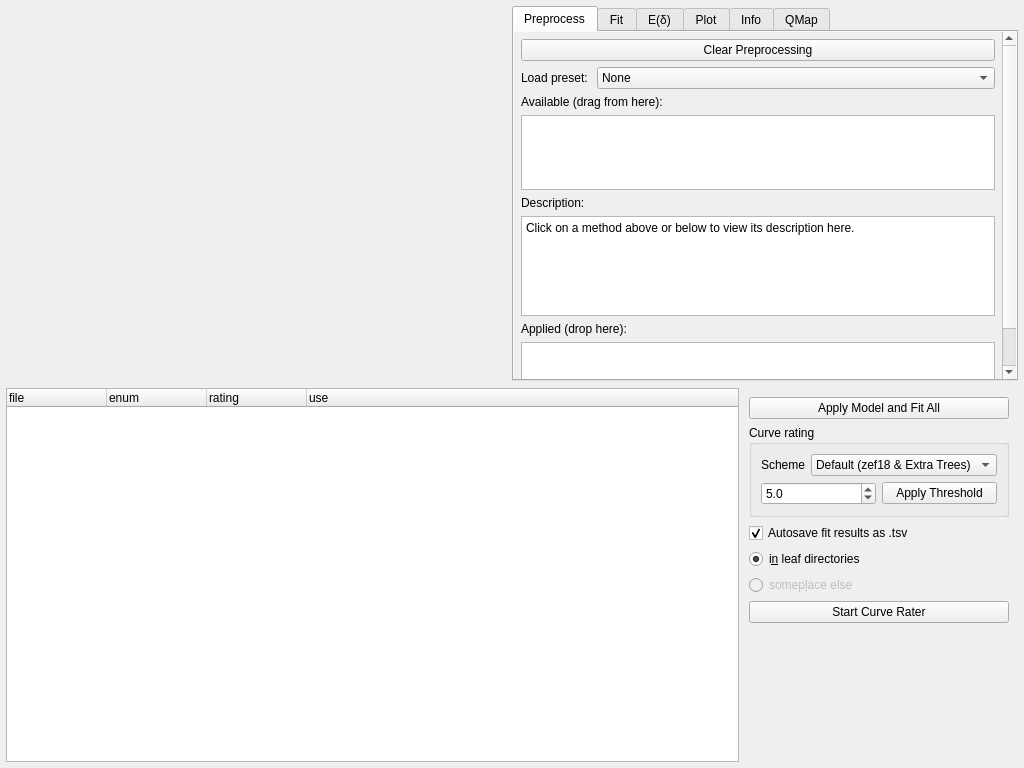
Before: the Qt Designer form pyjibe/fd/base_design.ui in AFM-analysis/PyJibe, drawn with Qt 5.
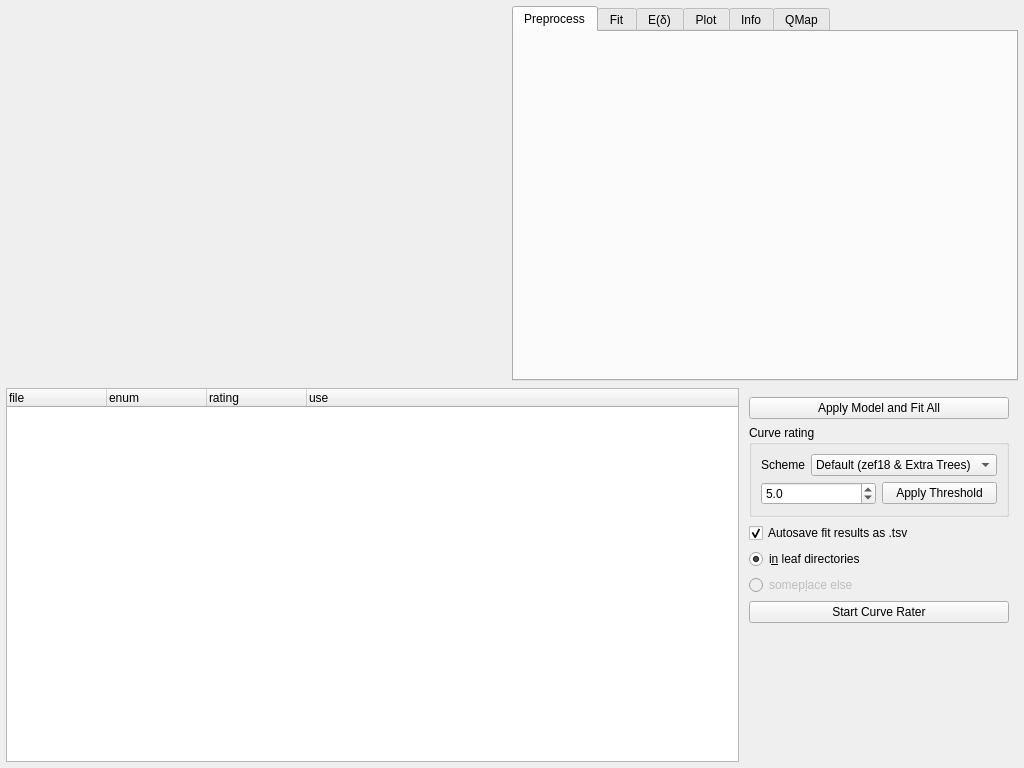
After: the same form once the commit is applied. The open tabs and pages were chosen to show the change. Custom widgets are drawn as their Qt base class.

Commit message: ref: move preprocessing to separate class

```diff
--- a/pyjibe/fd/base_design.ui
+++ b/pyjibe/fd/base_design.ui
@@ -126,199 +126,6 @@
           <property name="bottomMargin">
            <number>0</number>
           </property>
-          <item>
-           <widget class="QScrollArea" name="scrollArea_2">
-            <property name="frameShape">
-             <enum>QFrame::NoFrame</enum>
-            </property>
-            <property name="frameShadow">
-             <enum>QFrame::Plain</enum>
-            </property>
-            <property name="lineWidth">
-             <number>0</number>
-            </property>
-            <property name="widgetResizable">
-             <bool>true</bool>
-            </property>
-            <widget class="QWidget" name="scrollAreaWidgetContents">
-             <property name="geometry">
-              <rect>
-               <x>0</x>
-               <y>0</y>
-               <width>502</width>
-               <height>410</height>
-              </rect>
-             </property>
-             <layout class="QVBoxLayout" name="verticalLayout_5">
-              <property name="spacing">
-               <number>6</number>
-              </property>
-              <property name="leftMargin">
-               <number>7</number>
-              </property>
-              <property name="topMargin">
-               <number>7</number>
-              </property>
-              <property name="rightMargin">
-               <number>7</number>
-              </property>
-              <property name="bottomMargin">
-               <number>7</number>
-              </property>
-              <item>
-               <widget class="QPushButton" name="btn_clear_preproc">
-                <property name="text">
-                 <string>Clear Preprocessing</string>
-                </property>
-               </widget>
-              </item>
-              <item>
-               <layout class="QGridLayout" name="gridLayout">
-                <property name="sizeConstraint">
-                 <enum>QLayout::SetMinimumSize</enum>
-                </property>
-                <item row="0" column="0">
-                 <widget class="QLabel" name="label_7">
-                  <property name="sizePolicy">
-                   <sizepolicy hsizetype="Preferred" vsizetype="Fixed">
-                    <horstretch>0</horstretch>
-                    <verstretch>0</verstretch>
-                   </sizepolicy>
-                  </property>
-                  <property name="text">
-                   <string>Load preset: </string>
-                  </property>
-                 </widget>
-                </item>
-                <item row="0" column="1">
-                 <widget class="QComboBox" name="cb_preproc_presel">
-                  <property name="sizePolicy">
-                   <sizepolicy hsizetype="Expanding" vsizetype="Fixed">
-                    <horstretch>0</horstretch>
-                    <verstretch>0</verstretch>
-                   </sizepolicy>
-                  </property>
-                  <item>
-                   <property name="text">
-                    <string notr="true">None</string>
-                   </property>
-                  </item>
-                 </widget>
-                </item>
-               </layout>
-              </item>
-              <item>
-               <widget class="QLabel" name="label_9">
-                <property name="text">
-                 <string>Available (drag from here):</string>
-                </property>
-               </widget>
-              </item>
-              <item>
-               <widget class="QListWidget" name="list_preproc_available">
-                <property name="sizePolicy">
-                 <sizepolicy hsizetype="Expanding" vsizetype="Minimum">
-                  <horstretch>0</horstretch>
-                  <verstretch>0</verstretch>
-                 </sizepolicy>
-                </property>
-                <property name="minimumSize">
-                 <size>
-                  <width>0</width>
-                  <height>75</height>
-                 </size>
-                </property>
-                <property name="maximumSize">
-                 <size>
-                  <width>16777215</width>
-                  <height>120</height>
-                 </size>
-                </property>
-                <property name="dragEnabled">
-                 <bool>true</bool>
-                </property>
-                <property name="dragDropMode">
-                 <enum>QAbstractItemView::DragOnly</enum>
-                </property>
-               </widget>
-              </item>
-              <item>
-               <widget class="QLabel" name="label_8">
-                <property name="text">
-                 <string>Description:</string>
-                </property>
-               </widget>
-              </item>
-              <item>
-               <widget class="QPlainTextEdit" name="text_preprocessing">
-                <property name="enabled">
-                 <bool>true</bool>
-                </property>
-                <property name="sizePolicy">
-                 <sizepolicy hsizetype="Expanding" vsizetype="Expanding">
-                  <horstretch>0</horstretch>
-                  <verstretch>0</verstretch>
-                 </sizepolicy>
-                </property>
-                <property name="minimumSize">
-                 <size>
-                  <width>0</width>
-                  <height>100</height>
-                 </size>
-                </property>
-                <property name="maximumSize">
-                 <size>
-                  <width>16777215</width>
-                  <height>900</height>
-                 </size>
-                </property>
-                <property name="readOnly">
-                 <bool>true</bool>
-                </property>
-                <property name="plainText">
-                 <string>Click on a method above or below to view its description here.</string>
-                </property>
-               </widget>
-              </item>
-              <item>
-               <widget class="QLabel" name="label_10">
-                <property name="text">
-                 <string>Applied (drop here):</string>
-                </property>
-               </widget>
-              </item>
-              <item>
-               <widget class="QListWidget" name="list_preproc_applied">
-                <property name="sizePolicy">
-                 <sizepolicy hsizetype="Expanding" vsizetype="Minimum">
-                  <horstretch>0</horstretch>
-                  <verstretch>0</verstretch>
-                 </sizepolicy>
-                </property>
-                <property name="minimumSize">
-                 <size>
-                  <width>0</width>
-                  <height>75</height>
-                 </size>
-                </property>
-                <property name="maximumSize">
-                 <size>
-                  <width>16777215</width>
-                  <height>120</height>
-                 </size>
-                </property>
-                <property name="dragEnabled">
-                 <bool>true</bool>
-                </property>
-                <property name="dragDropMode">
-                 <enum>QAbstractItemView::DropOnly</enum>
-                </property>
-               </widget>
-              </item>
-             </layout>
-            </widget>
-           </widget>
-          </item>
          </layout>
         </widget>
         <widget class="QWidget" name="tab_fit">
@@ -1638,6 +1445,12 @@
    <extends>QSlider</extends>
    <header location="global">pyjibe.head.infdoubleslider</header>
   </customwidget>
+  <customwidget>
+   <class>TabPreprocess</class>
+   <extends>QWidget</extends>
+   <header>pyjibe.fd.tab_preprocess</header>
+   <container>1</container>
+  </customwidget>
  </customwidgets>
  <resources/>
  <connections>
```
Left out of the diff: 18 changed lines with no effect on the pictures. The commit also changes 7 other files.
